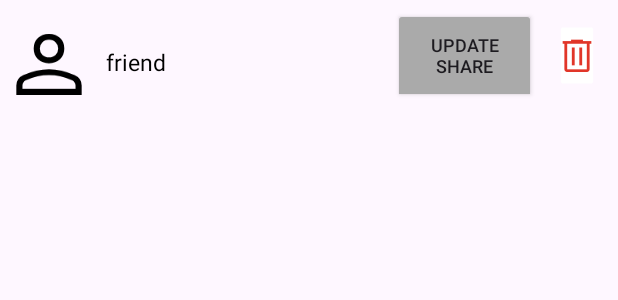
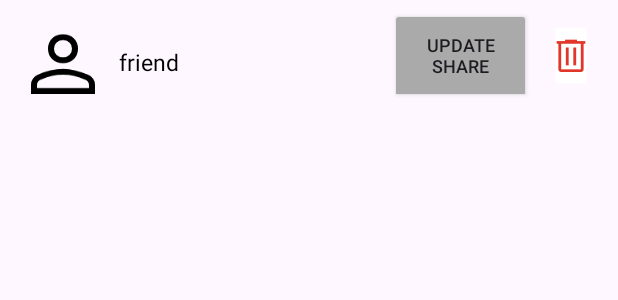
Before and after one commit to kiracus/wellness_studio, an Android app: the layout activity_friends_list_card_view.xml on its own in the app's theme, with its tools: preview values and no code run, on a phone screen of 412 x 824 dp. Shown: the top 300 px of the screen. Run offline under Robolectric (Android 15) with nearby library versions, the phone set to English and light mode, and no system bars.

Commit message:
Minor layout changes, error handling for share/unshare

```diff
--- a/app/src/main/java/edu/neu/madcourse/wellness_studio/friendsList/FriendListAdapter.java
+++ b/app/src/main/java/edu/neu/madcourse/wellness_studio/friendsList/FriendListAdapter.java
@@ -221,6 +221,7 @@ public class FriendListAdapter extends RecyclerView.Adapter<FriendListAdapter.Fr
                         public void onDataChange(@NonNull DataSnapshot snapshot) {
                             for (DataSnapshot ds2 : snapshot.getChildren()) {
                                 if (!Objects.equals(friendId, "") && ds2.getKey().equals(user.userId)) {
+                                    try {
                                         if (ds2.child("friends").child(friendId).child("shareTo").getValue().equals(true)) {
                                             dbUserRef.child(user.userId)
                                                     .child("friends")
@@ -243,6 +244,9 @@ public class FriendListAdapter extends RecyclerView.Adapter<FriendListAdapter.Fr
                                                     .child("shareFrom").setValue(true);
                                             Utils.postToastLong("You started sharing your exercise goal with this user.", context);
                                             refresh();
+                                        }
+                                    } catch (Exception e) {
+                                        Utils.postToastLong("Error updating share status. Please try again.", context);
                                     }
                                 }
                             }
--- a/app/src/main/java/edu/neu/madcourse/wellness_studio/friendsList/FriendsList.java
+++ b/app/src/main/java/edu/neu/madcourse/wellness_studio/friendsList/FriendsList.java
@@ -322,9 +322,9 @@ public class FriendsList extends AppCompatActivity {
                                     .child("friends")
                                     .child(userIdFriend).setValue("");
                             dbUserRef.child(userId)
-                                            .child("friends")
-                                            .child(userIdFriend)
-                                            .child("shareTo").setValue(true);
+                                    .child("friends")
+                                    .child(userIdFriend)
+                                    .child("shareTo").setValue(true);
                             dbUserRef.child(userId)
                                     .child("friends")
                                     .child(userIdFriend)
--- a/app/src/main/res/layout/activity_friends_list_card_view.xml
+++ b/app/src/main/res/layout/activity_friends_list_card_view.xml
@@ -16,6 +16,7 @@
                 android:layout_height="match_parent"
                 android:clickable="false"
                 android:layout_weight="1"
+                android:layout_marginStart="10dp"
                 android:contentDescription="person icon"
                 android:scaleY=".8"
                 app:srcCompat="@drawable/ic_person_icon" />
@@ -53,7 +54,7 @@
                 android:layout_height="match_parent"
                 android:layout_gravity="start"
                 android:layout_marginStart="0dp"
-                android:layout_marginEnd="5dp"
+                android:layout_marginEnd="10dp"
                 android:layout_weight="1"
                 android:backgroundTint="@color/white"
                 android:scaleX=".6"
```
Lines whose indentation alone changed are shown as unchanged.
